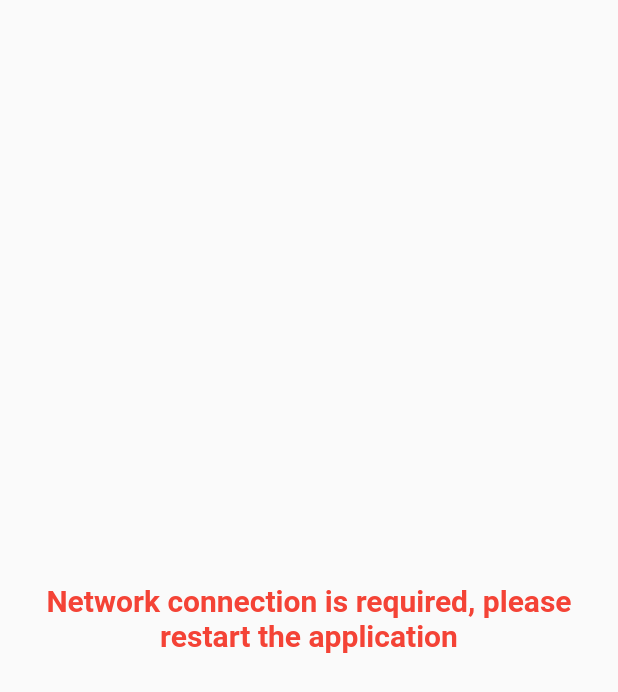
After one commit to KidNeKit/Weight-Loss-Programm, a Flutter app: the ErrorScreen screen opened directly, on a phone screen of 412 x 824 dp. The commit adds this screen. Shown: the top 692 px of the screen. Run offline on Flutter 3.47's test engine with Material 2 defaults, Android fonts, the light colour scheme and no system bars; our stand-ins replace firebase_core, firebase_remote_config, get_it, percent_indicator, shared_preferences; accounts and stored records are empty.

Commit message:
Implemented working error screen with try catch

```diff
--- a/lib/main.dart
+++ b/lib/main.dart
@@ -1,17 +1,24 @@
+import 'dart:developer';
+
 import 'package:firebase_core/firebase_core.dart';
 import 'package:flutter/material.dart';
 
 import 'dependency_injection.dart';
 import 'repositories/url_receiver_repository.dart';
+import 'screens/error_screen.dart';
 import 'screens/home_screen/home_screen.dart';
 
 void main() async {
   WidgetsFlutterBinding.ensureInitialized();
   await Firebase.initializeApp();
   await initDI();
-  await locator.call<UrlReceiverRepository>().init();
-
-  runApp(const MyApp());
+  try {
+    await locator.call<UrlReceiverRepository>().init();
+    runApp(const MyApp());
+  } catch (e) {
+    log('Error during url receiving: $e');
+    runApp(const ErrorApp());
+  }
 }
 
 class MyApp extends StatelessWidget {
@@ -24,3 +31,14 @@ class MyApp extends StatelessWidget {
     );
   }
 }
+
+class ErrorApp extends StatelessWidget {
+  const ErrorApp({super.key});
+
+  @override
+  Widget build(BuildContext context) {
+    return const MaterialApp(
+      home: ErrorScreen(),
+    );
+  }
+}
--- /dev/null
+++ b/lib/screens/error_screen.dart
@@ -0,0 +1,23 @@
+import 'package:flutter/material.dart';
+
+import '../utils/styles.dart';
+
+class ErrorScreen extends StatelessWidget {
+  const ErrorScreen({super.key});
+
+  @override
+  Widget build(BuildContext context) {
+    return Scaffold(
+      body: Center(
+        child: Padding(
+          padding: const EdgeInsets.symmetric(horizontal: 20.0),
+          child: Text(
+            'Network connection is required, please restart the application',
+            style: errorText,
+            textAlign: TextAlign.center,
+          ),
+        ),
+      ),
+    );
+  }
+}
--- a/lib/utils/styles.dart
+++ b/lib/utils/styles.dart
@@ -27,3 +27,9 @@ TextStyle listViewItem = const TextStyle(
   color: Colors.black,
   fontSize: 20.0,
 );
+
+TextStyle errorText = const TextStyle(
+  color: Colors.red,
+  fontSize: 20.0,
+  fontWeight: FontWeight.bold,
+);
```
